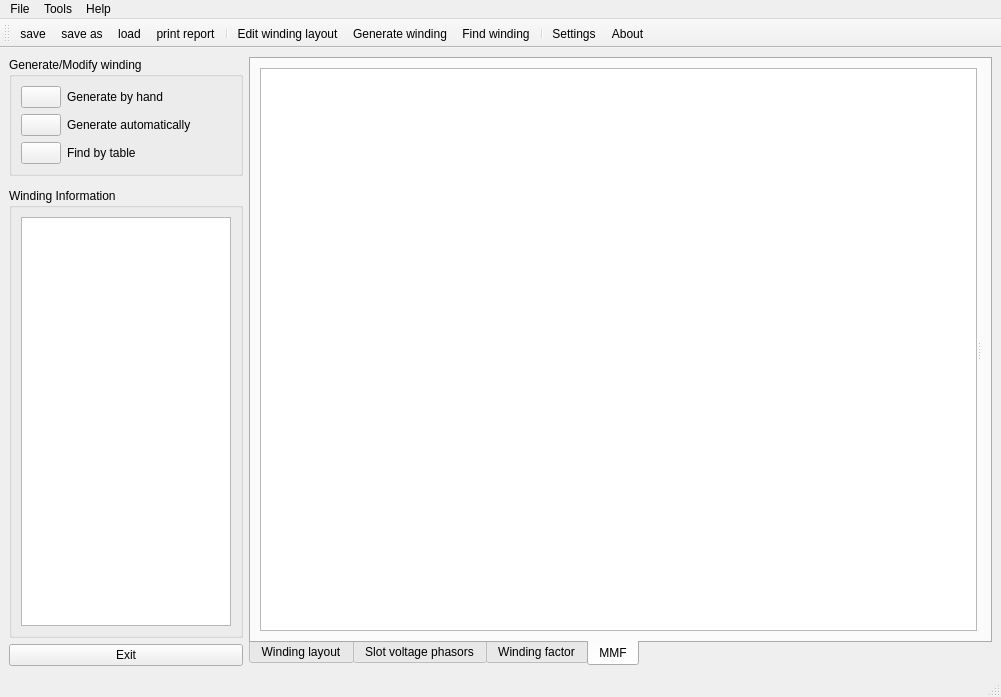
This is swat_em/ui/MainWindow.ui in mjfwest/swat-em as Qt 5 draws it before an edit. The edited form follows.
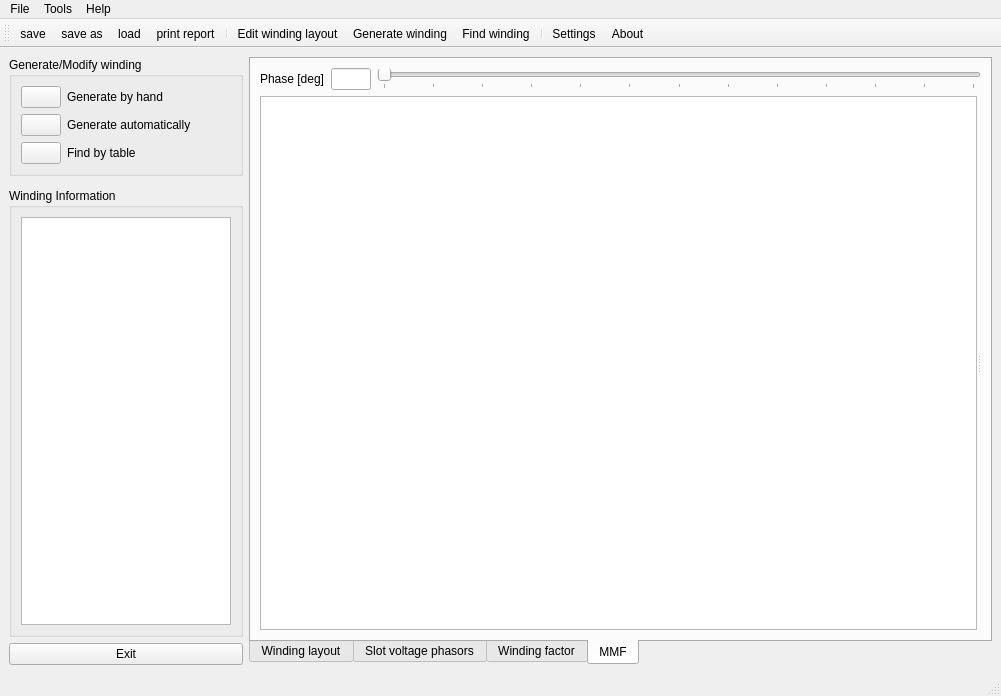
This is the edited form. The open tabs and pages were chosen to show the change. Icons and pictures are not drawn.

Commit message: phase of the MMK-plot can be changed interactively

Patch:
```diff
--- a/swat_em/ui/MainWindow.ui
+++ b/swat_em/ui/MainWindow.ui
@@ -7,7 +7,7 @@
     <x>0</x>
     <y>0</y>
     <width>1001</width>
-    <height>697</height>
+    <height>696</height>
    </rect>
   </property>
   <property name="windowTitle">
@@ -390,8 +390,14 @@
         <string>MMF</string>
        </attribute>
        <layout class="QGridLayout" name="gridLayout_5">
-        <item row="0" column="0">
+        <item row="2" column="0">
          <widget class="QSplitter" name="splitter_2">
+          <property name="sizePolicy">
+           <sizepolicy hsizetype="Expanding" vsizetype="Expanding">
+            <horstretch>0</horstretch>
+            <verstretch>0</verstretch>
+           </sizepolicy>
+          </property>
           <property name="orientation">
            <enum>Qt::Horizontal</enum>
           </property>
@@ -445,6 +451,58 @@
           </widget>
          </widget>
         </item>
+        <item row="0" column="0">
+         <layout class="QHBoxLayout" name="horizontalLayout_6">
+          <item>
+           <widget class="QLabel" name="label">
+            <property name="text">
+             <string>Phase [deg]</string>
+            </property>
+           </widget>
+          </item>
+          <item>
+           <widget class="QLineEdit" name="MMK_phase_edit">
+            <property name="sizePolicy">
+             <sizepolicy hsizetype="Fixed" vsizetype="Fixed">
+              <horstretch>0</horstretch>
+              <verstretch>0</verstretch>
+             </sizepolicy>
+            </property>
+            <property name="minimumSize">
+             <size>
+              <width>0</width>
+              <height>0</height>
+             </size>
+            </property>
+            <property name="maximumSize">
+             <size>
+              <width>40</width>
+              <height>16777215</height>
+             </size>
+            </property>
+           </widget>
+          </item>
+          <item>
+           <widget class="QSlider" name="MMK_phase_slider">
+            <property name="maximum">
+             <number>360</number>
+            </property>
+            <property name="orientation">
+             <enum>Qt::Horizontal</enum>
+            </property>
+            <property name="invertedControls">
+             <bool>false</bool>
+            </property>
+            <property name="tickPosition">
+             <enum>QSlider::TicksBelow</enum>
+            </property>
+            <property name="tickInterval">
+             <number>30</number>
+            </property>
+           </widget>
+          </item>
+         </layout>
+        </item>
        </layout>
       </widget>
      </widget>
```
Left out of the diff: 2 changed lines with no effect on the pictures. The commit also changes 3 other files.
